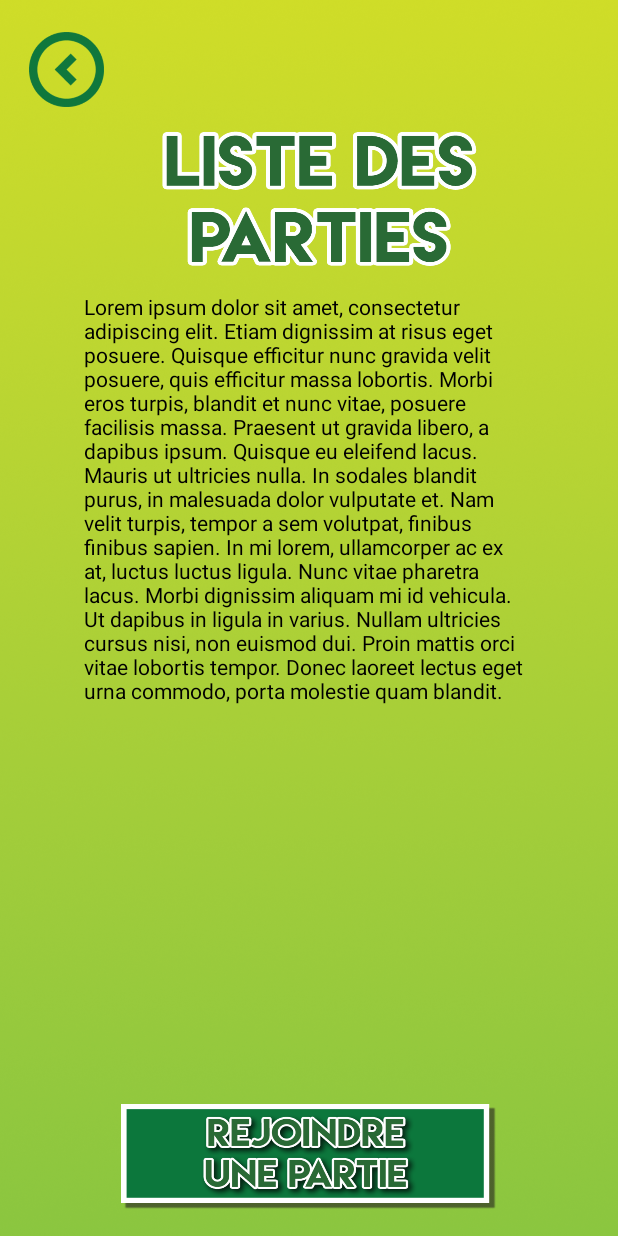
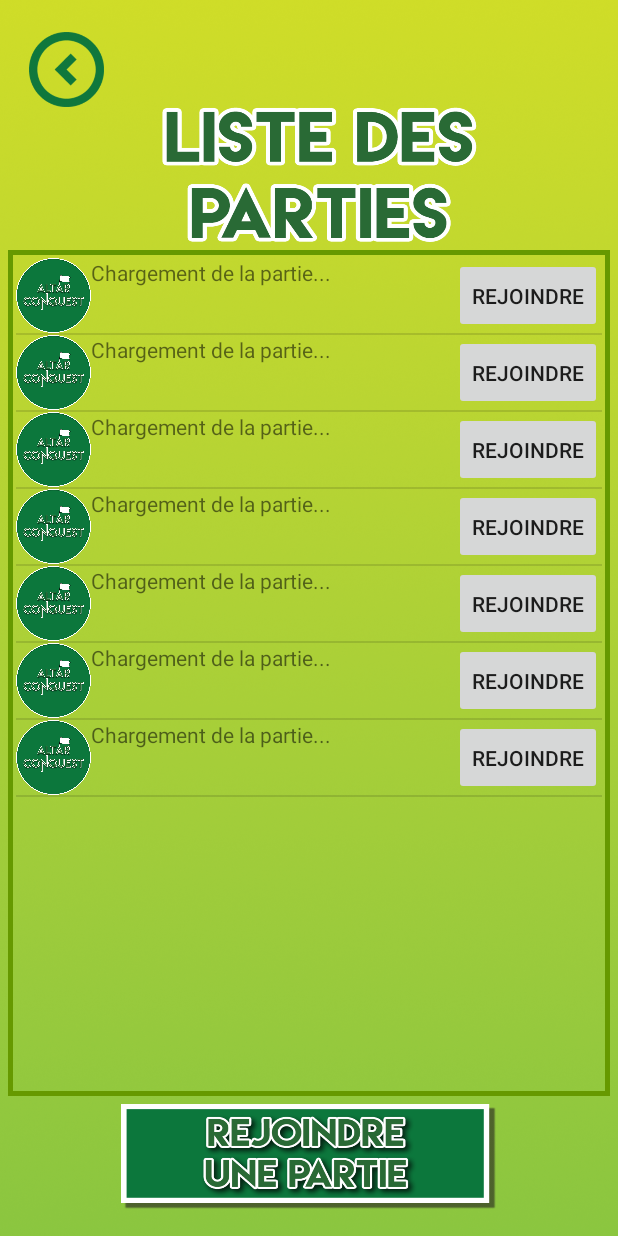
Before and after one commit to FlorianPgn/AltarConquest, an Android app: the EcranRejoindre_Partie screen opened directly, with no data from a screen before it, on a phone screen of 412 x 824 dp. Run offline under Robolectric (Android 15) with nearby library versions, the phone set to English and light mode, and no system bars.

Commit message:
Gestion Liste Partie
Ajout de la liste de partie en version scrollable avec des bordures

```diff
--- a/app/src/main/java/com/example/florian/altarconquest/View/EcranRejoindre_Partie.java
+++ b/app/src/main/java/com/example/florian/altarconquest/View/EcranRejoindre_Partie.java
@@ -1,24 +1,50 @@
 package com.example.florian.altarconquest.View;
 
 import android.app.Activity;
+import android.content.Context;
 import android.content.Intent;
+import android.graphics.Color;
 import android.os.Bundle;
+import android.view.LayoutInflater;
 import android.view.View;
+import android.view.ViewGroup;
+import android.widget.AdapterView;
+import android.widget.ArrayAdapter;
+import android.widget.Button;
 import android.widget.ImageButton;
+import android.widget.ImageView;
+import android.widget.ListView;
+import android.widget.TableLayout;
+import android.widget.TableRow;
+import android.widget.TextView;
+import android.widget.Toast;
 
 import com.example.florian.altarconquest.R;
 
-public class EcranRejoindre_Partie extends Activity {
+import java.lang.reflect.Array;
+import java.util.ArrayList;
+import java.util.List;
+
+public class EcranRejoindre_Partie extends Activity
+{
+
+    private ArrayList<String> liste_de_nom_de_parties = new ArrayList<String>();
+
     @Override
-    protected void onCreate(Bundle savedInstanceState) {
+    protected void onCreate(Bundle savedInstanceState)
+    {
         super.onCreate(savedInstanceState);
         setContentView(R.layout.activity_rejoindre_partie);
 
+        ListView liste_parties = (ListView) findViewById(R.id.liste_parties);
+        generateListContent();
+        liste_parties.setAdapter(new myListAdapater(this, R.layout.list_item, liste_de_nom_de_parties));
+
         ImageButton bouton_retour = (ImageButton) findViewById(R.id.bouton_retour);
+
         bouton_retour.setOnClickListener(new View.OnClickListener() {
             @Override
-            public void onClick(View v)
-            {
+            public void onClick(View v) {
                 ouvrirGestion_Partie();
             }
         });
@@ -26,11 +52,21 @@ public class EcranRejoindre_Partie extends Activity {
         ImageButton bouton_rejoindre_partie = (ImageButton) findViewById(R.id.bouton_rejoindre_partie);
         bouton_rejoindre_partie.setOnClickListener(new View.OnClickListener() {
             @Override
-            public void onClick(View v)
-            {
+            public void onClick(View v) {
                 ouvrirChoix_Equipe();
             }
         });
+    }
+
+    public void generateListContent()
+    {
+        liste_de_nom_de_parties.add("Partie de Hugo");
+        liste_de_nom_de_parties.add("Partie de Matthieu");
+        liste_de_nom_de_parties.add("Partie de Thomas");
+        liste_de_nom_de_parties.add("Partie de Nico");
+        liste_de_nom_de_parties.add("Partie de Flo");
+        liste_de_nom_de_parties.add("Partie de Iza");
+        liste_de_nom_de_parties.add("Partie de Nenet the God");
     }
 
     public void ouvrirGestion_Partie()
@@ -44,4 +80,50 @@ public class EcranRejoindre_Partie extends Activity {
         Intent intent = new Intent(this, EcranChoix_Equipe.class);
         startActivity(intent);
     }
+
+    private class myListAdapater extends ArrayAdapter<String>
+    {
+        private int layout;
+        private myListAdapater(Context context, int resource, List<String> objects)
+        {
+            super(context, resource, objects);
+            layout = resource;
+        }
+
+        public View getView(final int position, View convertView, ViewGroup parent)
+        {
+            ViewHolder mainViewHolder = null;
+            if (convertView == null)
+            {
+                LayoutInflater inflater = LayoutInflater.from(getContext());
+                convertView = inflater.inflate(layout, parent, false);
+                ViewHolder viewHolder = new ViewHolder();
+                viewHolder.pic = (ImageView) convertView.findViewById(R.id.list_item_pic);
+                viewHolder.text = (TextView) convertView.findViewById(R.id.list_item_text);
+                viewHolder.button = (Button) convertView.findViewById(R.id.list_item_button);
+                viewHolder.button.setOnClickListener(new View.OnClickListener()
+                {
+                    @Override
+                    public void onClick(View v)
+                    {
+                        Toast.makeText(getContext(), "Vous avez rejoint la partie : " + liste_de_nom_de_parties.get(position), Toast.LENGTH_SHORT).show();
+                    }
+                });
+                convertView.setTag(viewHolder);
+            }
+            else
+            {
+                mainViewHolder = (ViewHolder) convertView.getTag();
+                mainViewHolder.text.setText(getItem(position));
+            }
+            return convertView;
+        }
+    }
+
+    public class ViewHolder
+    {
+        ImageView pic;
+        TextView text;
+        Button button;
+    }
 }
--- a/app/src/main/res/drawable/list_divider.xml
+++ b/app/src/main/res/drawable/list_divider.xml
@@ -1,4 +1,8 @@
 <?xml version="1.0" encoding="utf-8"?>
 <selector xmlns:android="http://schemas.android.com/apk/res/android">
-
+    <item>
+        <shape android:shape="rectangle">
+            <stroke android:color="#669900" android:width="3dp"/>
+        </shape>
+    </item>
 </selector>
--- a/app/src/main/res/layout/activity_rejoindre_partie.xml
+++ b/app/src/main/res/layout/activity_rejoindre_partie.xml
@@ -9,17 +9,8 @@
     android:paddingLeft="@dimen/activity_horizontal_margin"
     android:paddingRight="@dimen/activity_horizontal_margin"
     android:paddingTop="@dimen/activity_vertical_margin"
-    tools:context="com.example.hugo.altarconquest.Accueil"
+    tools:context="com.example.florian.altarconquest.View.EcranAccueil"
     android:background="@drawable/fond" >
-
-    <ImageView
-        android:background="@drawable/liste_partie"
-        android:id="@+id/rejoindre_partie"
-        android:layout_marginTop="16dp"
-        android:layout_below="@+id/bouton_retour"
-        android:layout_centerHorizontal="true"
-        android:layout_height="90dp"
-        android:layout_width="270dp" />
 
     <ImageButton
         android:background="@drawable/retour"
@@ -41,13 +32,40 @@
         android:layout_centerHorizontal="true" />
 
     <TextView
-        android:text="Lorem ipsum dolor sit amet, consectetur adipiscing elit. Etiam dignissim at risus eget posuere. Quisque efficitur nunc gravida velit posuere, quis efficitur massa lobortis. Morbi eros turpis, blandit et nunc vitae, posuere facilisis massa. Praesent ut gravida libero, a dapibus ipsum. Quisque eu eleifend lacus. Mauris ut ultricies nulla. In sodales blandit purus, in malesuada dolor vulputate et. Nam velit turpis, tempor a sem volutpat, finibus finibus sapien. In mi lorem, ullamcorper ac ex at, luctus luctus ligula. Nunc vitae pharetra lacus. Morbi dignissim aliquam mi id vehicula. Ut dapibus in ligula in varius. Nullam ultricies cursus nisi, non euismod dui. Proin mattis orci vitae lobortis tempor. Donec laoreet lectus eget urna commodo, porta molestie quam blandit."
-        android:layout_width="300dp"
+        android:text=" "
+        android:layout_width="wrap_content"
         android:layout_height="wrap_content"
-        android:layout_marginTop="17dp"
-        android:id="@+id/texte_regles"
-        android:textColor="@android:color/black"
+        android:id="@+id/txt" />
+
+    <LinearLayout
+        android:orientation="vertical"
+        android:layout_width="match_parent"
+        android:layout_height="match_parent"
         android:layout_below="@+id/rejoindre_partie"
+        android:layout_above="@+id/bouton_rejoindre_partie">
+
+        <LinearLayout
+            android:orientation="vertical"
+            android:layout_width="match_parent"
+            android:layout_height="match_parent"
+            android:layout_margin="5dp"
+            android:background="@drawable/list_divider">
+
+            <ListView
+                android:layout_width="match_parent"
+                android:layout_height="match_parent"
+                android:id="@+id/liste_parties"
+                android:layout_margin="5dp"/>
+        </LinearLayout>
+
+    </LinearLayout>
+
+    <ImageView
+        android:background="@drawable/liste_partie"
+        android:id="@+id/rejoindre_partie"
+        android:layout_height="90dp"
+        android:layout_width="270dp"
+        android:layout_below="@+id/bouton_retour"
         android:layout_centerHorizontal="true" />
 
 </RelativeLayout>
--- a/app/src/main/res/layout/list_item.xml
+++ b/app/src/main/res/layout/list_item.xml
@@ -1,5 +1,31 @@
 <?xml version="1.0" encoding="utf-8"?>
 <RelativeLayout xmlns:android="http://schemas.android.com/apk/res/android"
+    xmlns:app="http://schemas.android.com/apk/res-auto"
     android:layout_width="match_parent" android:layout_height="match_parent">
 
+    <ImageView
+        app:srcCompat="@drawable/altar_conquest"
+        android:id="@+id/list_item_pic"
+        android:layout_alignParentTop="true"
+        android:layout_alignParentStart="true"
+        android:background="@drawable/altar_conquest"
+        android:layout_height="50dp"
+        android:layout_width="50dp" />
+
+    <TextView
+        android:text="Chargement de la partie..."
+        android:layout_width="wrap_content"
+        android:layout_height="wrap_content"
+        android:id="@+id/list_item_text"
+        android:layout_toEndOf="@id/list_item_pic" />
+
+    <Button
+        android:text="Rejoindre"
+        android:layout_width="wrap_content"
+        android:layout_height="50dp"
+        android:id="@+id/list_item_button"
+        android:layout_alignParentTop="true"
+        android:layout_alignParentEnd="true" />
+    android:layout_alignParentStart="true"/>
+
 </RelativeLayout>
--- a/app/src/main/res/values/styles.xml
+++ b/app/src/main/res/values/styles.xml
@@ -1,7 +1,7 @@
 <resources>
 
     <!-- Base application theme. -->
-    <style name="AppTheme" parent="Theme.AppCompat.Light.DarkActionBar">
+    <style name="AppTheme" parent="Theme.AppCompat.Light.NoActionBar">
         <!-- Customize your theme here. -->
         <item name="colorPrimary">@color/colorPrimary</item>
         <item name="colorPrimaryDark">@color/colorPrimaryDark</item>
```
